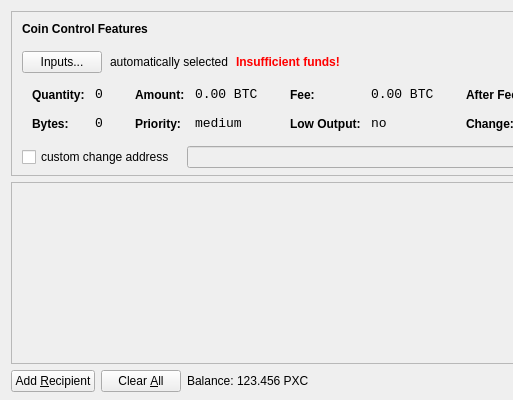
Old version of the form src/qt/forms/sendcoinsdialog.ui in the repository PIXDO/pixcoin; both pictures show x 0 to 513 and y 0 to 400 of the 850 by 400 pixel window.
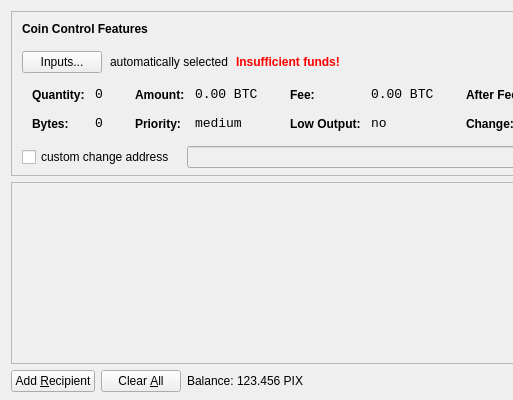
New version of the form. Icons and pictures are not drawn.

Diff of the .ui file:
```diff
--- a/src/qt/forms/sendcoinsdialog.ui
+++ b/src/qt/forms/sendcoinsdialog.ui
@@ -720,7 +720,7 @@
           <cursorShape>IBeamCursor</cursorShape>
          </property>
          <property name="text">
-          <string>123.456 PXC</string>
+          <string>123.456 PIX</string>
          </property>
          <property name="textInteractionFlags">
           <set>Qt::LinksAccessibleByMouse|Qt::TextSelectableByKeyboard|Qt::TextSelectableByMouse</set>
```
